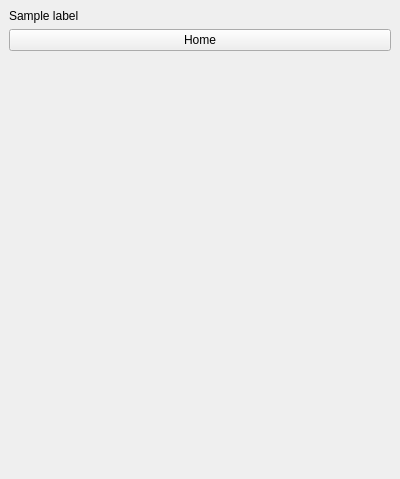
Old version of the form plugin/src/DualRobotPlugin.ui in the repository martinjakobsgaard/dual-robots.
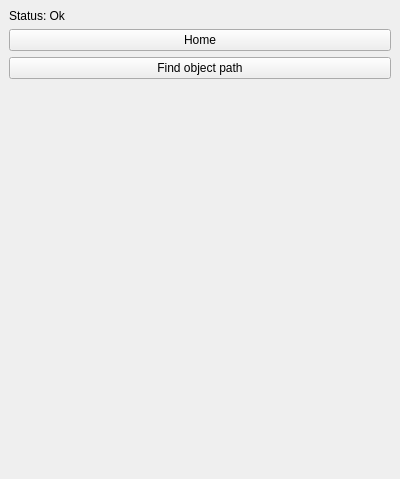
New version of the form.

Commit message: Added Find object path button

Patch:
```diff
--- a/plugin/src/DualRobotPlugin.ui
+++ b/plugin/src/DualRobotPlugin.ui
@@ -21,7 +21,7 @@
     <item>
      <widget class="QLabel" name="ui_sample_label">
       <property name="text">
-       <string>Sample label</string>
+       <string>Status: Ok</string>
       </property>
       <property name="textFormat">
        <enum>Qt::RichText</enum>
@@ -35,6 +35,13 @@
       </property>
      </widget>
     </item>
+    <item>
+     <widget class="QPushButton" name="ui_path_button">
+      <property name="text">
+       <string>Find object path</string>
+      </property>
+     </widget>
+    </item>
    </layout>
   </widget>
  </widget>
```
